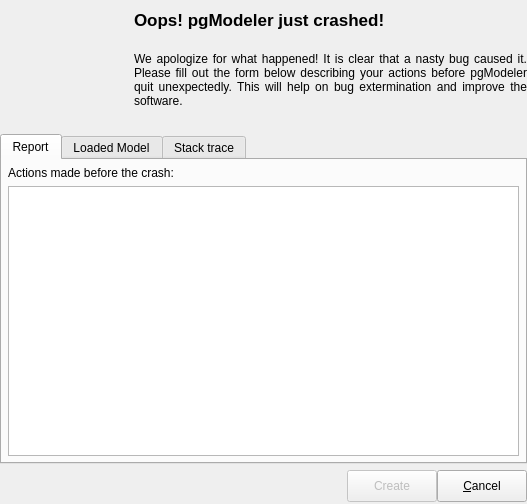
Qt form crashhandler/ui/crashhandler.ui (pgmodeler/pgmodeler) before a commit.
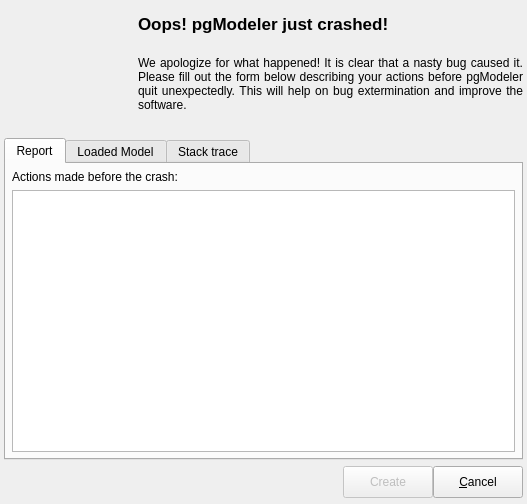
The same form after that commit. Icons and pictures are not drawn.

Commit message: Changed the method to generate temp file names via QTemporaryFile

```diff
--- a/crashhandler/ui/crashhandler.ui
+++ b/crashhandler/ui/crashhandler.ui
@@ -40,7 +40,7 @@
   </property>
   <layout class="QGridLayout" name="gridLayout">
    <property name="margin">
-    <number>0</number>
+    <number>4</number>
    </property>
    <item row="0" column="0" rowspan="2">
     <widget class="QLabel" name="label_2">
```
The commit also changes 2 other files.
